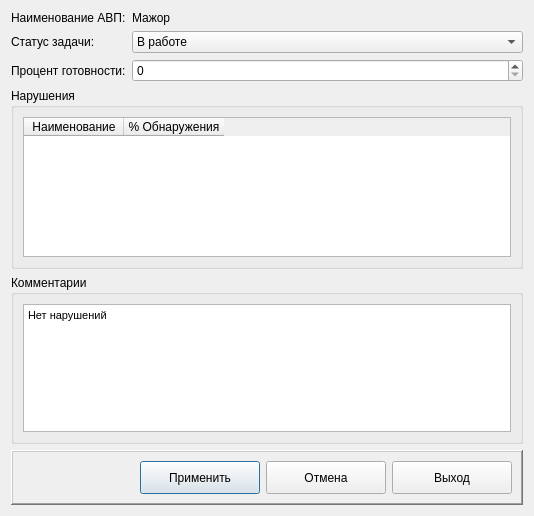
Old version of the form arm_o/d_edittask.ui in the repository levdikandrey/DataCollector.
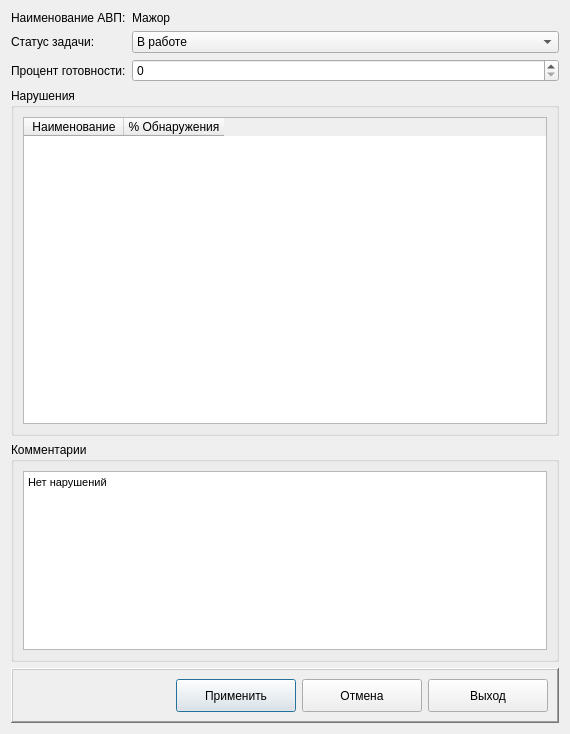
New version of the form. Icons and pictures are not drawn.

What changed in the file:
```diff
--- a/arm_o/d_edittask.ui
+++ b/arm_o/d_edittask.ui
@@ -6,8 +6,8 @@
    <rect>
     <x>0</x>
     <y>0</y>
-    <width>534</width>
-    <height>516</height>
+    <width>570</width>
+    <height>734</height>
    </rect>
   </property>
   <property name="windowTitle">
```
